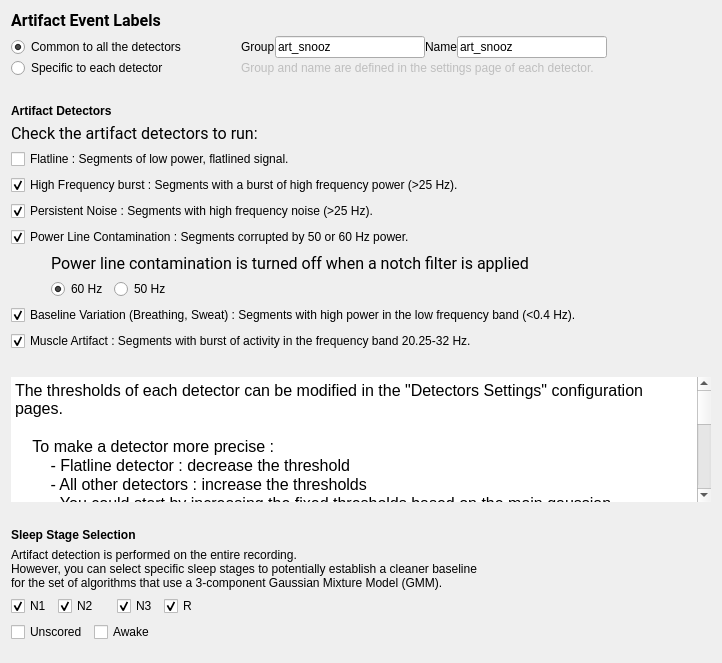
Old version of the form tools/CEAMSTools/DetectArtifacts/DetectorsStep/Ui_DetectorsStep.ui in the repository SnoozToolbox/snooz-package-ceams.
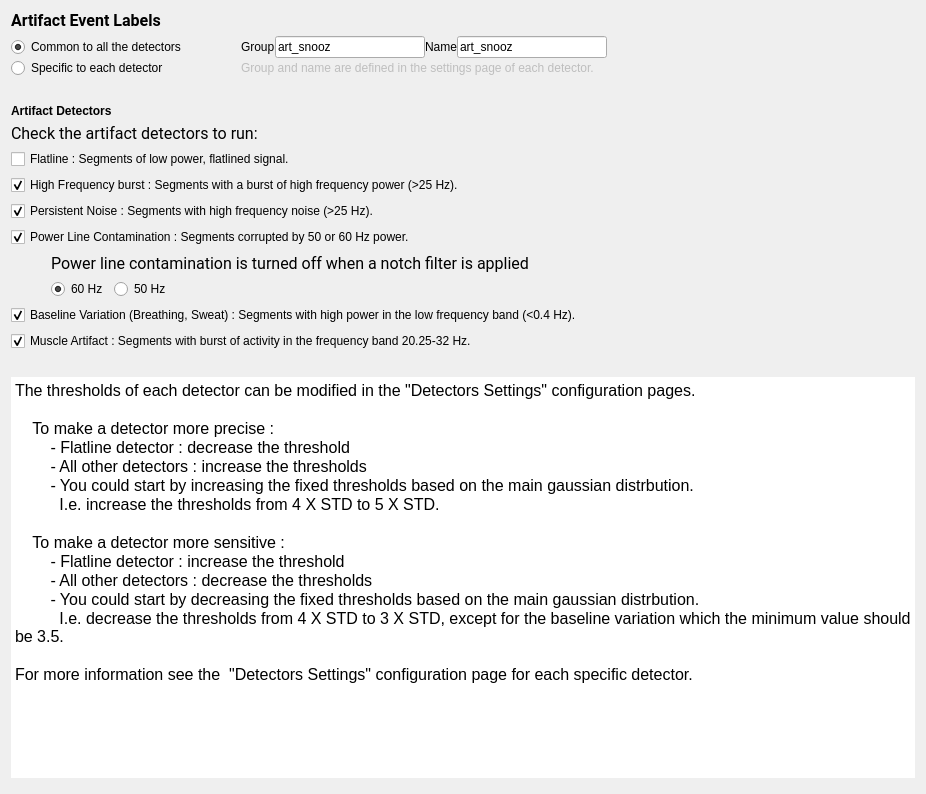
New version of the form.

Commit message: WIP : Added a step to select the sleep stages.

The edit to the form file:
```diff
--- a/tools/CEAMSTools/DetectArtifacts/DetectorsStep/Ui_DetectorsStep.ui
+++ b/tools/CEAMSTools/DetectArtifacts/DetectorsStep/Ui_DetectorsStep.ui
@@ -6,8 +6,8 @@
    <rect>
     <x>0</x>
     <y>0</y>
-    <width>722</width>
-    <height>663</height>
+    <width>926</width>
+    <height>794</height>
    </rect>
   </property>
   <property name="windowTitle">
@@ -23,7 +23,6 @@
       <font>
        <family>Roboto</family>
        <pointsize>12</pointsize>
-       <weight>50</weight>
        <italic>false</italic>
        <bold>false</bold>
       </font>
@@ -201,7 +200,7 @@
       <enum>Qt::Vertical</enum>
      </property>
      <property name="sizeType">
-      <enum>QSizePolicy::Fixed</enum>
+      <enum>QSizePolicy::Policy::Minimum</enum>
      </property>
      <property name="sizeHint" stdset="0">
       <size>
@@ -226,7 +225,6 @@
         <font>
          <family>Roboto</family>
          <pointsize>12</pointsize>
-         <weight>50</weight>
          <italic>false</italic>
          <bold>false</bold>
         </font>
@@ -302,7 +300,6 @@
             <font>
              <family>Roboto</family>
              <pointsize>12</pointsize>
-             <weight>50</weight>
              <italic>false</italic>
              <bold>false</bold>
             </font>
@@ -412,7 +409,7 @@
       <enum>Qt::Vertical</enum>
      </property>
      <property name="sizeType">
-      <enum>QSizePolicy::Fixed</enum>
+      <enum>QSizePolicy::Policy::Minimum</enum>
      </property>
      <property name="sizeHint" stdset="0">
       <size>
@@ -427,7 +424,7 @@
      <property name="sizePolicy">
       <sizepolicy hsizetype="Expanding" vsizetype="Expanding">
        <horstretch>0</horstretch>
-       <verstretch>10</verstretch>
+       <verstretch>0</verstretch>
       </sizepolicy>
      </property>
      <property name="minimumSize">
@@ -439,7 +436,7 @@
      <property name="maximumSize">
       <size>
        <width>16777215</width>
-       <height>268</height>
+       <height>16777215</height>
       </size>
      </property>
      <property name="frameShape">
@@ -456,8 +453,11 @@
      </property>
      <property name="html">
       <string>&lt;!DOCTYPE HTML PUBLIC &quot;-//W3C//DTD HTML 4.0//EN&quot; &quot;http://www.w3.org/TR/REC-html40/strict.dtd&quot;&gt;
-&lt;html&gt;&lt;head&gt;&lt;meta name=&quot;qrichtext&quot; content=&quot;1&quot; /&gt;&lt;style type=&quot;text/css&quot;&gt;
+&lt;html&gt;&lt;head&gt;&lt;meta name=&quot;qrichtext&quot; content=&quot;1&quot; /&gt;&lt;meta charset=&quot;utf-8&quot; /&gt;&lt;style type=&quot;text/css&quot;&gt;
 p, li { white-space: pre-wrap; }
+hr { height: 1px; border-width: 0; }
+li.unchecked::marker { content: &quot;\2610&quot;; }
+li.checked::marker { content: &quot;\2612&quot;; }
 &lt;/style&gt;&lt;/head&gt;&lt;body style=&quot; font-family:'Roboto'; font-size:12pt; font-weight:400; font-style:normal;&quot;&gt;
 &lt;p style=&quot; margin-top:0px; margin-bottom:0px; margin-left:0px; margin-right:0px; -qt-block-indent:0; text-indent:0px;&quot;&gt;The thresholds of each detector can be modified in the &amp;quot;Detectors Settings&amp;quot; configuration pages.&lt;/p&gt;
 &lt;p style=&quot;-qt-paragraph-type:empty; margin-top:0px; margin-bottom:0px; margin-left:0px; margin-right:0px; -qt-block-indent:0; text-indent:0px;&quot;&gt;&lt;br /&gt;&lt;/p&gt;
@@ -483,123 +483,12 @@
       <enum>Qt::Vertical</enum>
      </property>
      <property name="sizeType">
-      <enum>QSizePolicy::Fixed</enum>
+      <enum>QSizePolicy::Policy::Preferred</enum>
      </property>
      <property name="sizeHint" stdset="0">
       <size>
        <width>20</width>
-       <height>20</height>
-      </size>
-     </property>
-    </spacer>
-   </item>
-   <item>
-    <layout class="QVBoxLayout" name="verticalLayout_4">
-     <item>
-      <widget class="QLabel" name="label_7">
-       <property name="text">
-        <string>&lt;html&gt;&lt;head/&gt;&lt;body&gt;&lt;p&gt;&lt;span style=&quot; font-weight:600;&quot;&gt;Sleep Stage Selection&lt;/span&gt;&lt;/p&gt;&lt;/body&gt;&lt;/html&gt;</string>
-       </property>
-      </widget>
-     </item>
-     <item>
-      <widget class="QLabel" name="label_8">
-       <property name="text">
-        <string>Artifact detection is performed on the entire recording.
-However, you can select specific sleep stages to potentially establish a cleaner baseline
-for the set of algorithms that use a 3-component Gaussian Mixture Model (GMM).</string>
-       </property>
-      </widget>
-     </item>
-    </layout>
-   </item>
-   <item>
-    <layout class="QHBoxLayout" name="horizontalLayout_4">
-     <item>
-      <layout class="QGridLayout" name="gridLayout">
-       <item row="0" column="0">
-        <widget class="QCheckBox" name="checkBox_1">
-         <property name="text">
-          <string>N1</string>
-         </property>
-         <property name="checked">
-          <bool>true</bool>
-         </property>
-        </widget>
-       </item>
-       <item row="0" column="1" colspan="2">
-        <widget class="QCheckBox" name="checkBox_2">
-         <property name="text">
-          <string>N2</string>
-         </property>
-         <property name="checked">
-          <bool>true</bool>
-         </property>
-        </widget>
-       </item>
-       <item row="0" column="3">
-        <widget class="QCheckBox" name="checkBox_3">
-         <property name="text">
-          <string>N3</string>
-         </property>
-         <property name="checked">
-          <bool>true</bool>
-         </property>
-        </widget>
-       </item>
-       <item row="0" column="4">
-        <widget class="QCheckBox" name="checkBox_5">
-         <property name="text">
-          <string>R</string>
-         </property>
-         <property name="checked">
-          <bool>true</bool>
-         </property>
-        </widget>
-       </item>
-       <item row="1" column="0" colspan="2">
-        <widget class="QCheckBox" name="checkBox_9">
-         <property name="text">
-          <string>Unscored</string>
-         </property>
-        </widget>
-       </item>
-       <item row="1" column="2" colspan="2">
-        <widget class="QCheckBox" name="checkBox_0">
-         <property name="text">
-          <string>Awake</string>
-         </property>
-        </widget>
-       </item>
-      </layout>
-     </item>
-     <item>
-      <spacer name="horizontalSpacer">
-       <property name="orientation">
-        <enum>Qt::Horizontal</enum>
-       </property>
-       <property name="sizeHint" stdset="0">
-        <size>
-         <width>40</width>
-         <height>20</height>
-        </size>
-       </property>
-      </spacer>
-     </item>
-    </layout>
-   </item>
-   <item>
-    <spacer name="verticalSpacer_4">
-     <property name="orientation">
-      <enum>Qt::Vertical</enum>
-     </property>
-     <property name="sizeType">
-      <enum>QSizePolicy::Expanding</enum>
-     </property>
-     <property name="sizeHint" stdset="0">
-      <size>
-       <width>20</width>
-       <height>10</height>
+       <height>5</height>
       </size>
      </property>
     </spacer>
```
Left out of the diff: 106 changed lines with no effect on the pictures. The commit also changes 5 other files.
